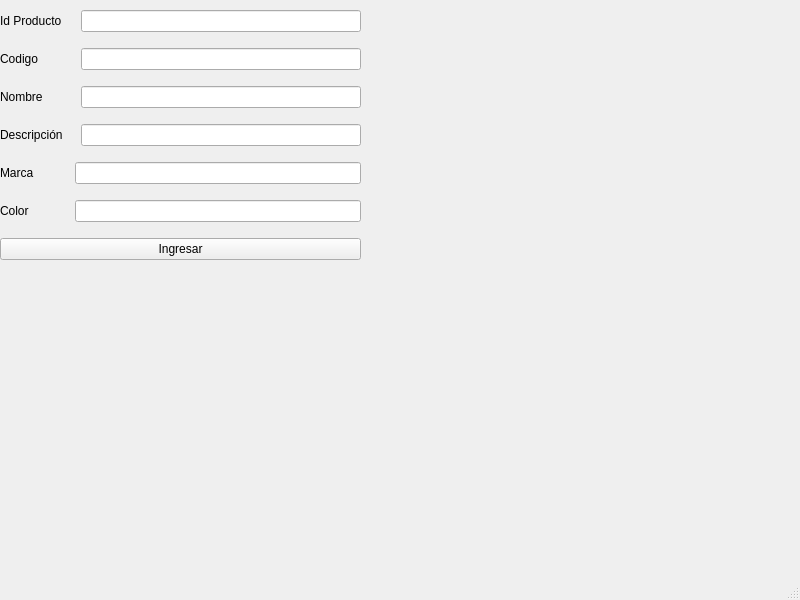
javierperezferrada/tarea_final_taller, file vent_ingreso.ui: the form before one commit.
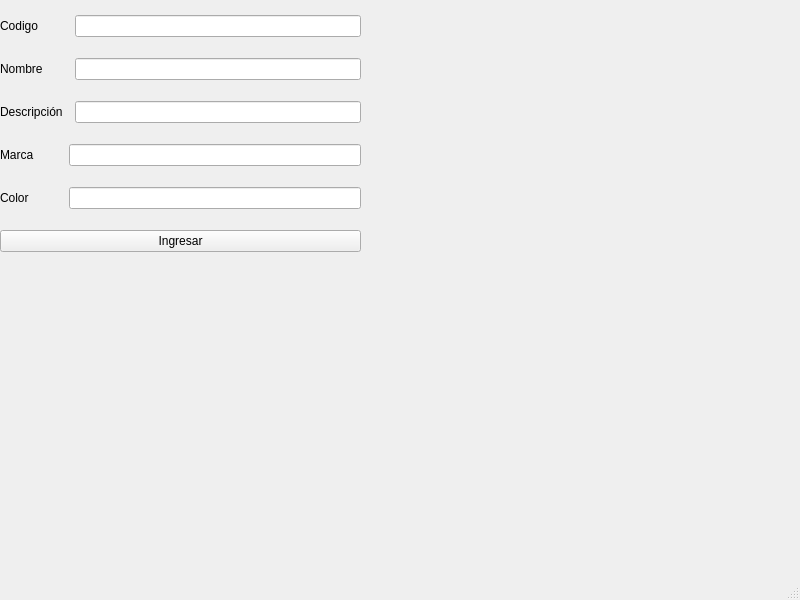
The form after the commit.

Commit message: modificaciones en ventana ingreso

```diff
--- a/vent_ingreso.ui
+++ b/vent_ingreso.ui
@@ -27,72 +27,62 @@
      <enum>Qt::LeftToRight</enum>
     </property>
     <layout class="QGridLayout" name="gridLayout">
-     <item row="0" column="0" colspan="3">
-      <widget class="QLabel" name="label">
-       <property name="text">
-        <string>Id Producto</string>
-       </property>
-      </widget>
-     </item>
-     <item row="1" column="0">
+     <item row="0" column="0">
       <widget class="QLabel" name="label_2">
        <property name="text">
         <string>Codigo</string>
        </property>
       </widget>
      </item>
-     <item row="0" column="3">
-      <widget class="QLineEdit" name="le_id"/>
-     </item>
-     <item row="1" column="3">
+     <item row="0" column="2">
       <widget class="QLineEdit" name="le_codigo"/>
      </item>
-     <item row="2" column="0">
+     <item row="1" column="0">
       <widget class="QLabel" name="label_3">
        <property name="text">
         <string>Nombre</string>
        </property>
       </widget>
      </item>
-     <item row="4" column="2" colspan="2">
-      <widget class="QLineEdit" name="le_marca"/>
-     </item>
-     <item row="2" column="3">
+     <item row="1" column="2">
       <widget class="QLineEdit" name="le_nombre"/>
      </item>
-     <item row="3" column="0">
+     <item row="2" column="0">
       <widget class="QLabel" name="label_4">
        <property name="text">
         <string>Descripción</string>
        </property>
       </widget>
      </item>
-     <item row="4" column="0">
+     <item row="3" column="0">
       <widget class="QLabel" name="label_5">
        <property name="text">
         <string>Marca</string>
        </property>
       </widget>
      </item>
-     <item row="5" column="0">
+     <item row="4" column="0">
       <widget class="QLabel" name="label_6">
        <property name="text">
         <string>Color</string>
        </property>
       </widget>
      </item>
-     <item row="5" column="2" colspan="2">
+     <item row="4" column="1" colspan="2">
       <widget class="QLineEdit" name="le_color"/>
      </item>
-     <item row="6" column="0" colspan="4">
+     <item row="5" column="0" colspan="3">
       <widget class="QPushButton" name="btn_ingresar">
        <property name="text">
         <string>Ingresar</string>
        </property>
       </widget>
      </item>
-     <item row="3" column="3">
-      <widget class="QLineEdit" name="le_decsripcion"/>
+     <item row="2" column="2">
+      <widget class="QLineEdit" name="le_descripcion"/>
+     </item>
+     <item row="3" column="1" colspan="2">
+      <widget class="QLineEdit" name="le_marca"/>
      </item>
     </layout>
    </widget>
```
The commit also changes 2 other files.
